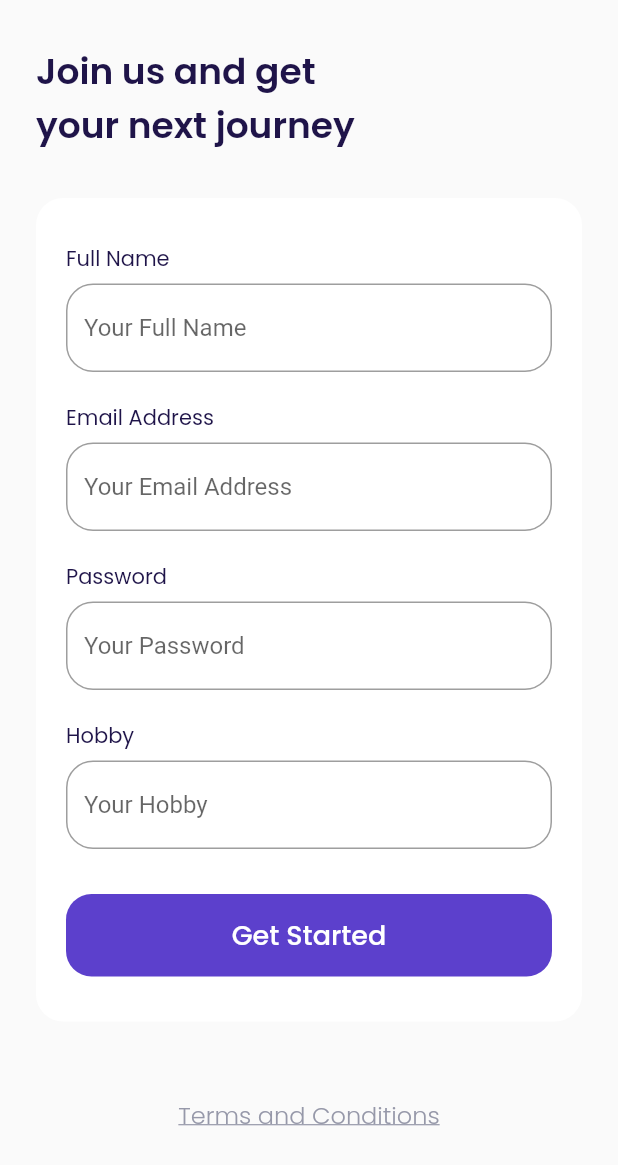
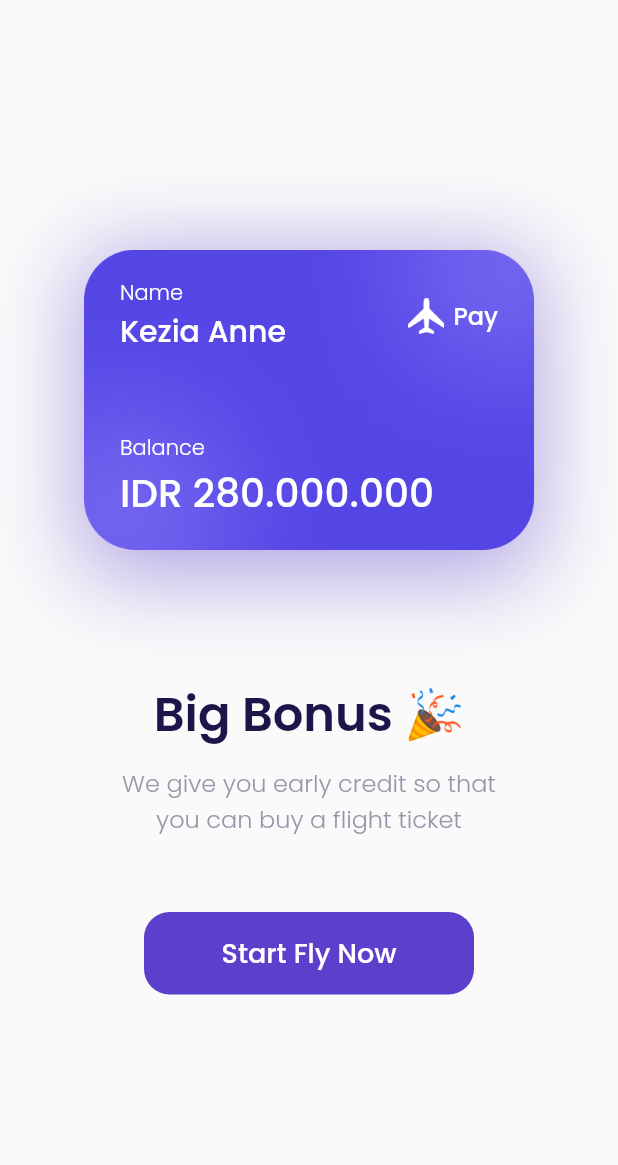
Before and after one commit to ariefendi992/flutter_app, a Flutter app: the SignUpPage screen opened by its route, after a tap on "Get Started", on a phone screen of 412 x 824 dp. Shown: the top 1165 px of the screen. Run offline on Flutter 3.47's test engine with Material 2 defaults, Android fonts, the light colour scheme and no system bars; our stand-ins replace google_fonts.

Commit message:
Bonus Page

```diff
--- a/lib/main.dart
+++ b/lib/main.dart
@@ -1,4 +1,5 @@
 import 'package:flutter/material.dart';
+import 'package:flutter_airplane_v2/ui/pages/bonus_page.dart';
 import 'package:flutter_airplane_v2/ui/pages/get_started_page.dart';
 import 'package:flutter_airplane_v2/ui/pages/sign_up_page.dart';
 import 'package:flutter_airplane_v2/ui/pages/splash_page.dart';
@@ -18,6 +19,7 @@ class MyApp extends StatelessWidget {
         '/': (context) => const SplashPage(),
         '/get-started': (context) => const GetStarted(),
         '/sign-up': (context) => const SignUpPage(),
+        '/bonus': (context) => const BonusPage(),
       },
       // home: const GetStarted(),
     );
--- /dev/null
+++ b/lib/ui/pages/bonus_page.dart
@@ -0,0 +1,137 @@
+import 'package:flutter/material.dart';
+import 'package:flutter_airplane_v2/shared/theme.dart';
+import 'package:flutter_airplane_v2/ui/widgets/custom_button.dart';
+
+class BonusPage extends StatelessWidget {
+  const BonusPage({Key? key}) : super(key: key);
+
+  @override
+  Widget build(BuildContext context) {
+    Widget bonusCard() {
+      return Container(
+        width: 300,
+        height: 211,
+        padding: EdgeInsets.all(defaultMargin),
+        decoration: BoxDecoration(
+          image: const DecorationImage(
+            image: AssetImage('assets/image_card.png'),
+          ),
+          boxShadow: [
+            BoxShadow(
+              color: kPrimaryColor.withOpacity(0.5),
+              offset: const Offset(0, 10),
+              blurRadius: 50,
+            ),
+          ],
+        ),
+        child: Column(
+          crossAxisAlignment: CrossAxisAlignment.start,
+          children: [
+            Row(
+              children: [
+                Expanded(
+                  child: Column(
+                    crossAxisAlignment: CrossAxisAlignment.start,
+                    children: [
+                      Text(
+                        'Name',
+                        style: whiteTextStyle.copyWith(fontWeight: light),
+                      ),
+                      Text(
+                        'Kezia Anne',
+                        style: whiteTextStyle.copyWith(
+                          fontSize: 20,
+                          fontWeight: medium,
+                        ),
+                      ),
+                    ],
+                  ),
+                ),
+                Container(
+                  width: 24,
+                  height: 24,
+                  margin: const EdgeInsets.only(right: 6),
+                  decoration: const BoxDecoration(
+                    image: DecorationImage(
+                      image: AssetImage('assets/icon_airplane.png'),
+                    ),
+                  ),
+                ),
+                Text(
+                  'Pay',
+                  style: whiteTextStyle.copyWith(
+                    fontSize: 16,
+                    fontWeight: medium,
+                  ),
+                ),
+              ],
+            ),
+            const Spacer(),
+            Text(
+              'Balance',
+              style: whiteTextStyle.copyWith(
+                fontWeight: light,
+              ),
+            ),
+            Text(
+              'IDR 280.000.000',
+              style: whiteTextStyle.copyWith(
+                fontSize: 26,
+                fontWeight: medium,
+              ),
+            )
+          ],
+        ),
+      );
+    }
+
+    Widget bigBonus() {
+      return Container(
+        margin: const EdgeInsets.only(top: 80),
+        child: Column(
+          children: [
+            Text(
+              'Big Bonus 🎉',
+              style: blackTextStyle.copyWith(
+                fontWeight: semiBold,
+                fontSize: 32,
+              ),
+            ),
+            const SizedBox(height: 10),
+            Text(
+              'We give you early credit so that\nyou can buy a flight ticket',
+              style: greyTextStyle.copyWith(
+                fontSize: 16,
+                fontWeight: light,
+              ),
+              textAlign: TextAlign.center,
+            )
+          ],
+        ),
+      );
+    }
+
+    Widget startFlyNowButton() {
+      return CustomButton(
+        title: 'Start Fly Now',
+        width: 220,
+        margin: const EdgeInsets.only(top: 50),
+        onPressed: () {},
+      );
+    }
+
+    return Scaffold(
+      backgroundColor: kSilverColor,
+      body: Center(
+        child: Column(
+          mainAxisAlignment: MainAxisAlignment.center,
+          children: [
+            bonusCard(),
+            bigBonus(),
+            startFlyNowButton(),
+          ],
+        ),
+      ),
+    );
+  }
+}
--- a/lib/ui/pages/sign_up_page.dart
+++ b/lib/ui/pages/sign_up_page.dart
@@ -21,7 +21,7 @@ class SignUpPage extends StatelessWidget {
       );
     }
 
-    Widget inputText() {
+    Widget inputSection() {
       Widget nameInput() {
         return const CustomFormField(
           lable: 'Full Name',
@@ -56,7 +56,9 @@ class SignUpPage extends StatelessWidget {
           margin: const EdgeInsets.only(top: 10),
           title: 'Get Started',
           width: double.infinity,
-          onPressed: () {},
+          onPressed: () {
+            Navigator.pushNamed(context, '/bonus');
+          },
         );
       }
 
@@ -105,7 +107,7 @@ class SignUpPage extends StatelessWidget {
           padding: EdgeInsets.symmetric(horizontal: defaultMargin),
           children: [
             title(),
-            inputText(),
+            inputSection(),
             tacButton(),
           ],
         ),
```
Also changed, not shown: assets/image_card.png (added).
